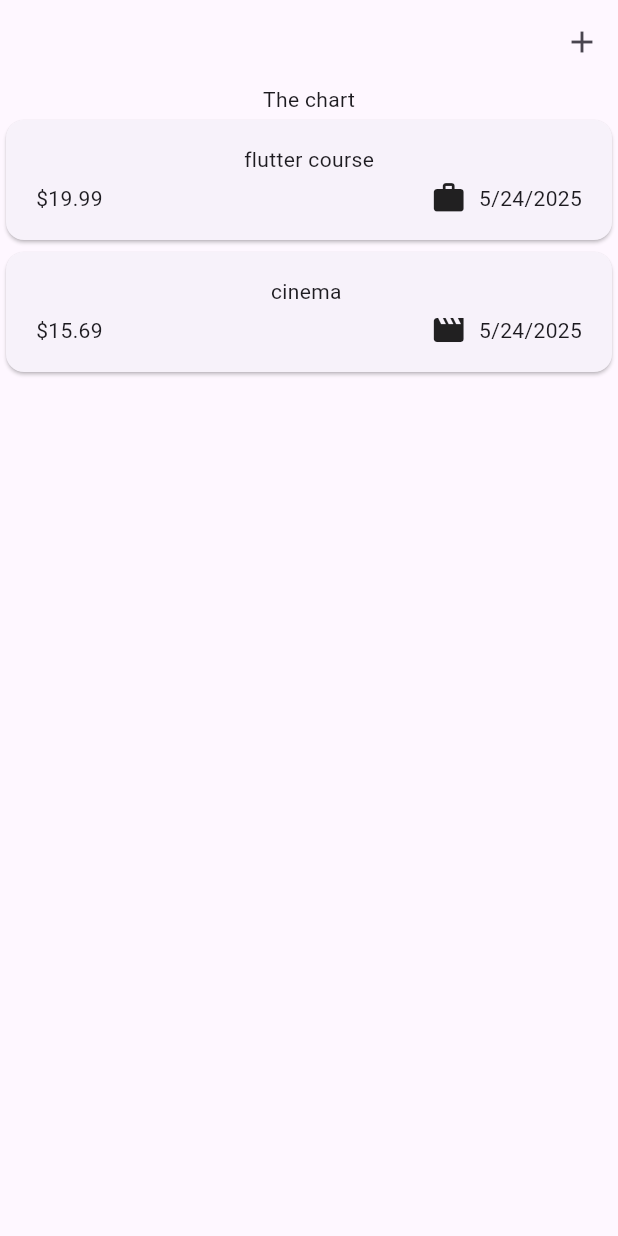
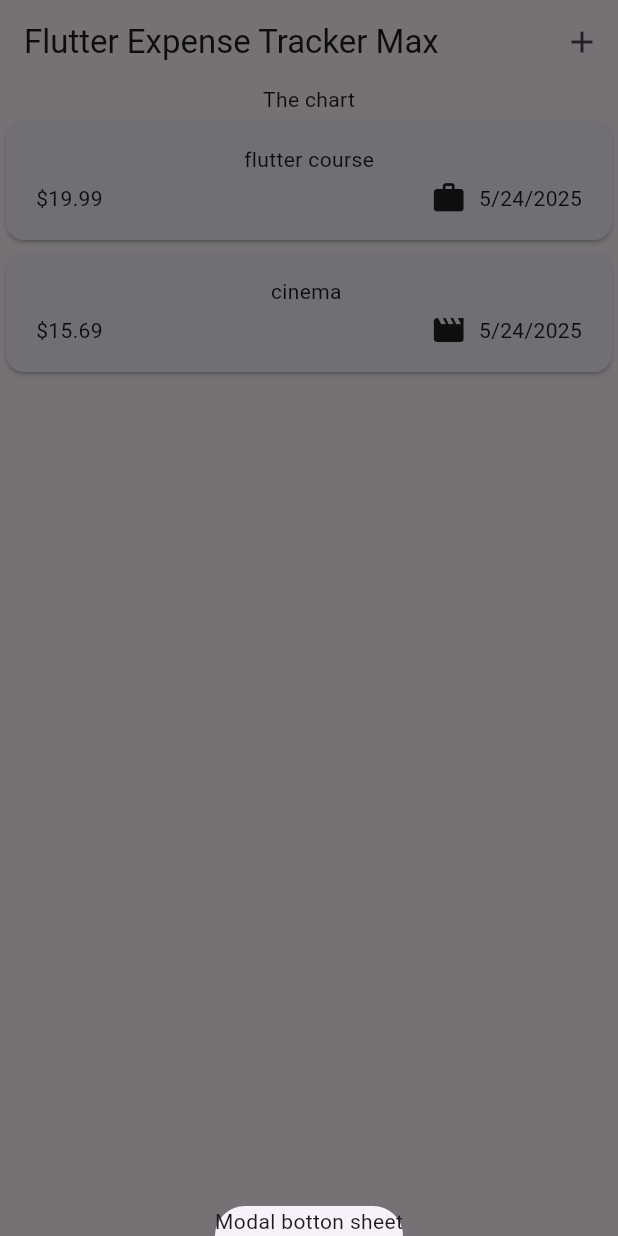
Before and after one commit to EduardoCastillo87/expense_tracker_max, a Flutter app: the screen it shows after launch, after a tap on the "add" icon, on a phone screen of 412 x 824 dp. Run offline on Flutter 3.47's test engine with Material 3 defaults, Android fonts, the phone set to English and light mode, and no system bars.

Commit message:
Add functionality to open an expense overlay with a modal bottom sheet in the Expenses widget

```diff
--- a/lib/widgets/expenses.dart
+++ b/lib/widgets/expenses.dart
@@ -27,11 +27,24 @@ class _ExpensesState extends State<Expenses> {
     ),
   ];
 
+  void _openAddExpenseOverlay() {
+    showModalBottomSheet(
+      context: context,
+      builder: (ctx) => Text('Modal botton sheet'),
+    );
+  }
+
   @override
   Widget build(BuildContext context) {
     return Scaffold(
       appBar: AppBar(
-        actions: [IconButton(onPressed: () {}, icon: const Icon(Icons.add))],
+        title: const Text('Flutter Expense Tracker Max'),
+        actions: [
+          IconButton(
+            onPressed: _openAddExpenseOverlay,
+            icon: const Icon(Icons.add),
+          ),
+        ],
       ),
       body: Column(
         children: [
```
